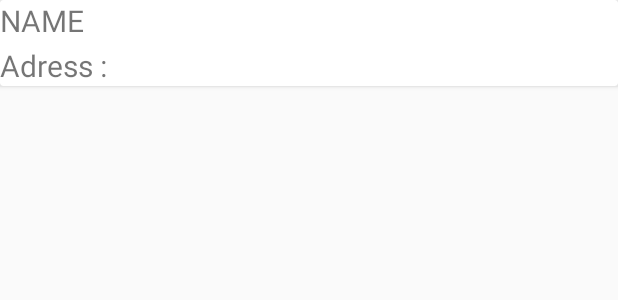
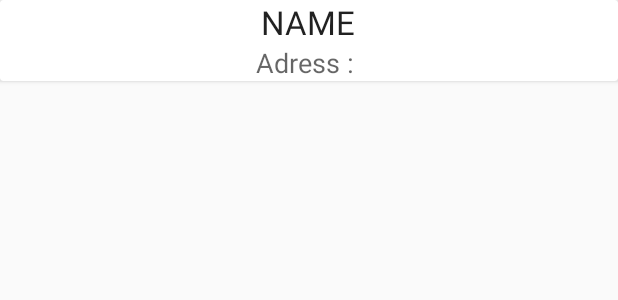
Before and after one commit to PattanAsifKhan/Recyte-IIITD-Hackthon, an Android app: the layout maplayout.xml on its own in the app's theme, with its tools: preview values and no code run, on a phone screen of 412 x 824 dp. Shown: the top 300 px of the screen. Run offline under Robolectric (Android 15) with nearby library versions, the phone set to English and light mode, and no system bars.

```diff
--- a/app/src/main/java/tech/geeksquad/recyte/PlaceAdapter.java
+++ b/app/src/main/java/tech/geeksquad/recyte/PlaceAdapter.java
@@ -6,6 +6,7 @@ import android.view.LayoutInflater;
 import android.view.View;
 import android.view.ViewGroup;
 import android.widget.ArrayAdapter;
+import android.widget.TextView;
 
 import java.util.List;
 
@@ -22,8 +23,12 @@ public class PlaceAdapter extends ArrayAdapter<Places> {
         View view = convertView;
         if (item != null) {
             if (view == null) {
-                LayoutInflater.from(getContext()).inflate();
+                view = LayoutInflater.from(getContext()).inflate(R.layout.maplayout, null);
             }
+            TextView name = (TextView) view.findViewById(R.id.placename);
+            TextView address = (TextView) view.findViewById(R.id.address);
+            name.setText(item.getPlace());
+            address.setText(item.getAddress());
         }
         return view;
     }
--- a/app/src/main/res/layout/activity_places_near_me.xml
+++ b/app/src/main/res/layout/activity_places_near_me.xml
@@ -12,7 +12,7 @@
         android:layout_height="match_parent"
         android:layout_centerInParent="true" />
 
-    <EditText
+    <TextView
         android:id="@+id/loading"
         android:layout_width="wrap_content"
         android:layout_height="wrap_content"
--- a/app/src/main/res/layout/maplayout.xml
+++ b/app/src/main/res/layout/maplayout.xml
@@ -1,23 +1,33 @@
 <?xml version="1.0" encoding="utf-8"?>
 <LinearLayout xmlns:android="http://schemas.android.com/apk/res/android"
-    android:orientation="vertical" android:layout_width="match_parent"
-    android:layout_height="match_parent">
+    android:layout_width="match_parent"
+    android:layout_height="match_parent"
+    android:orientation="vertical">
+
     <android.support.v7.widget.CardView
         android:layout_width="match_parent"
         android:layout_height="wrap_content">
-        <TextView
+
+        <LinearLayout
             android:layout_width="match_parent"
             android:layout_height="wrap_content"
-            android:text="NAME"
-            android:textSize="20sp"
-            android:id="@+id/placename"/>
-        <TextView
-            android:layout_width="match_parent"
-            android:layout_height="wrap_content"
-            android:text="Adress : "
-            android:textSize="20sp"
-            android:layout_marginTop="30sp"
-            android:id="@+id/adress"/>
+            android:gravity="center"
+            android:orientation="vertical">
+
+            <TextView
+                android:id="@+id/placename"
+                style="@style/Base.TextAppearance.AppCompat.Large"
+                android:layout_width="wrap_content"
+                android:layout_height="wrap_content"
+                android:text="NAME" />
+
+            <TextView
+                android:id="@+id/address"
+                style="@style/Base.TextAppearance.AppCompat.Medium"
+                android:layout_width="wrap_content"
+                android:layout_height="wrap_content"
+                android:text="Adress : " />
+        </LinearLayout>
     </android.support.v7.widget.CardView>
 
 </LinearLayout>
```
